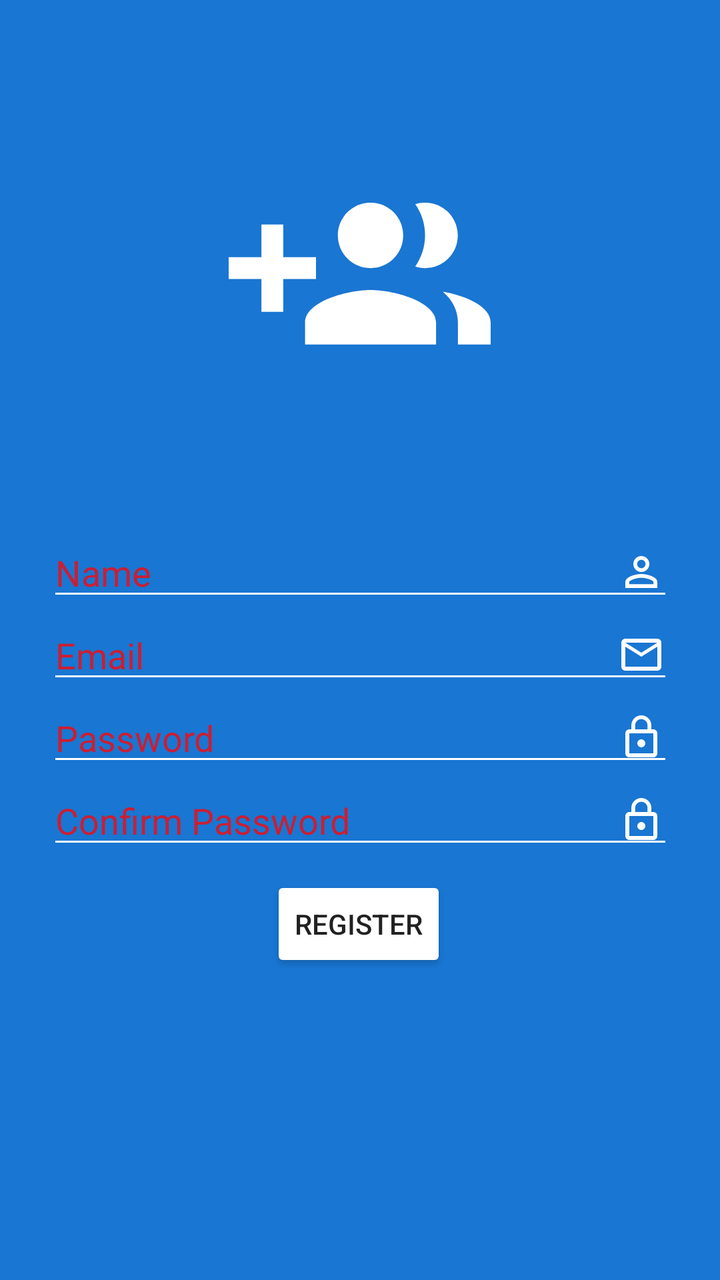
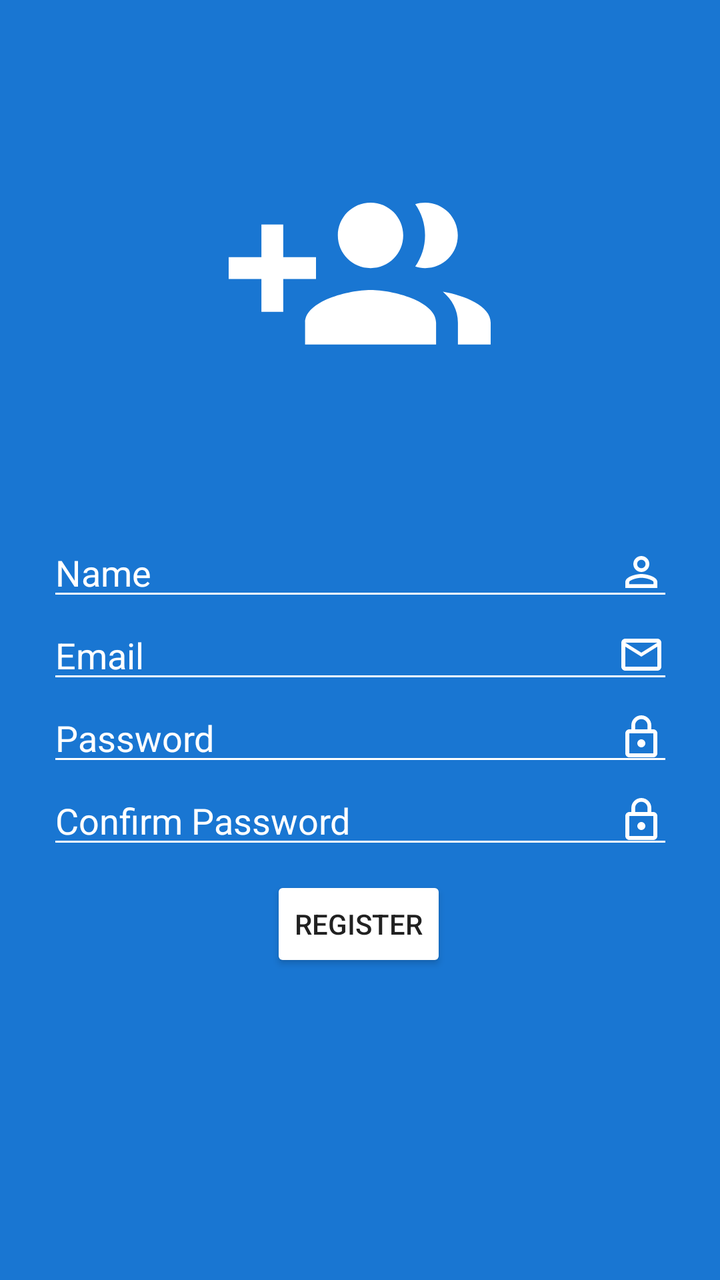

Two renders of the same Android screen: before a commit and after it. Below are the layout's source before the change and the commit's diff.
<!-- AndroidManifest.xml: application theme AppTheme -->
<!-- res/layout/activity_register.xml -->
<?xml version="1.0" encoding="utf-8"?>
<android.support.constraint.ConstraintLayout xmlns:android="http://schemas.android.com/apk/res/android"
    xmlns:app="http://schemas.android.com/apk/res-auto"
    android:id="@+id/registerLayout"
    android:layout_width="match_parent"
    android:layout_height="match_parent"
    android:background="@color/colorDarkPrimaryTint">

    <android.support.design.widget.AppBarLayout
        android:id="@+id/registerAppBar"
        android:layout_width="0dp"
        android:layout_height="wrap_content"
        android:background="@color/colorDarkPrimaryTint"
        android:fitsSystemWindows="true"
        app:elevation="0dip"
        app:layout_constraintEnd_toEndOf="parent"
        app:layout_constraintStart_toStartOf="parent"
        app:layout_constraintTop_toTopOf="parent"
        app:theme="@style/ThemeOverlay.AppCompat.Dark.ActionBar">

        <android.support.v7.widget.Toolbar
            android:id="@+id/toolbarRegister"
            android:layout_width="match_parent"
            android:layout_height="match_parent"
            app:titleTextColor="@color/colorPrimary" />

    </android.support.design.widget.AppBarLayout>


    <ImageView
        android:id="@+id/registerUserImage"
        android:layout_width="240dp"
        android:layout_height="131dp"
        android:layout_marginStart="8dp"
        android:layout_marginTop="8dp"
        android:layout_marginEnd="8dp"
        android:layout_marginBottom="8dp"
        android:contentDescription="@string/add_user"
        app:layout_constraintBottom_toTopOf="@+id/enteredRegisterUsername"
        app:layout_constraintEnd_toEndOf="parent"
        app:layout_constraintHorizontal_bias="0.496"
        app:layout_constraintStart_toStartOf="parent"
        app:layout_constraintTop_toTopOf="@+id/registerAppBar"
        app:layout_constraintVertical_bias="0.564"
        app:srcCompat="@drawable/add_people" />

    <EditText
        android:id="@+id/enteredRegisterUsername"
        android:layout_width="313dp"
        android:layout_height="wrap_content"
        android:layout_marginStart="8dp"
        android:layout_marginTop="208dp"
        android:layout_marginEnd="8dp"
        android:autofillHints=""
        android:backgroundTint="@android:color/white"
        android:drawableEnd="@drawable/person_outline"
        android:hint="@string/name"
        android:inputType="textPersonName|textCapWords"
        android:textColor="@android:color/white"
        android:textColorHighlight="@android:color/white"
        android:textColorHint="@color/colorDisabled"
        app:layout_constraintEnd_toEndOf="parent"
        app:layout_constraintStart_toStartOf="parent"
        app:layout_constraintTop_toBottomOf="@+id/registerAppBar" />

    <EditText
        android:id="@+id/enteredRegisterEmail"
        android:layout_width="313dp"
        android:layout_height="wrap_content"
        android:layout_marginStart="8dp"
        android:layout_marginEnd="8dp"
        android:autofillHints=""
        android:backgroundTint="@android:color/white"
        android:drawableEnd="@drawable/email_outline_white"
        android:hint="@string/email"
        android:inputType="textWebEmailAddress"
        android:textColor="@android:color/white"
        android:textColorHint="@color/colorDisabled"
        android:textColorLink="@color/colorPrimary"
        app:layout_constraintEnd_toEndOf="parent"
        app:layout_constraintStart_toStartOf="parent"
        app:layout_constraintTop_toBottomOf="@+id/enteredRegisterUsername" />

    <EditText
        android:id="@+id/enteredRegisterPassword"
        android:layout_width="313dp"
        android:layout_height="wrap_content"
        android:layout_marginStart="8dp"
        android:layout_marginEnd="8dp"
        android:autofillHints=""
        android:backgroundTint="@android:color/white"
        android:drawableEnd="@drawable/lock_outline_white"
        android:hint="@string/password"
        android:inputType="textPassword"
        android:textColor="@android:color/white"
        android:textColorHint="@color/colorDisabled"
        app:layout_constraintEnd_toEndOf="parent"
        app:layout_constraintStart_toStartOf="parent"
        app:layout_constraintTop_toBottomOf="@+id/enteredRegisterEmail" />

    <EditText
        android:id="@+id/enteredRegisterPasswordConfirm"
        android:layout_width="313dp"
        android:layout_height="wrap_content"
        android:layout_marginStart="8dp"
        android:layout_marginEnd="8dp"
        android:autofillHints=""
        android:backgroundTint="@android:color/white"
        android:drawableEnd="@drawable/lock_outline_white"
        android:hint="@string/passwordConfirm"
        android:inputType="textPassword"
        android:textColor="@android:color/white"
        android:textColorHint="@color/colorDisabled"
        app:layout_constraintEnd_toEndOf="parent"
        app:layout_constraintStart_toStartOf="parent"
        app:layout_constraintTop_toBottomOf="@+id/enteredRegisterPassword" />

    <Button
        android:id="@+id/registerButton"
        android:layout_width="wrap_content"
        android:layout_height="wrap_content"
        android:layout_marginTop="8dp"
        android:layout_marginBottom="8dp"
        android:backgroundTint="@android:color/white"
        android:text="@string/registerButton"
        app:layout_constraintBottom_toBottomOf="parent"
        app:layout_constraintEnd_toEndOf="parent"
        app:layout_constraintHorizontal_bias="0.498"
        app:layout_constraintStart_toStartOf="parent"
        app:layout_constraintTop_toBottomOf="@+id/enteredRegisterPasswordConfirm"
        app:layout_constraintVertical_bias="0.005" />

    <ProgressBar
        android:id="@+id/loadingRegisterIndicator"
        style="?android:attr/progressBarStyle"
        android:layout_width="wrap_content"
        android:layout_height="wrap_content"
        android:layout_marginStart="8dp"
        android:layout_marginTop="8dp"
        android:layout_marginEnd="8dp"
        android:layout_marginBottom="8dp"
        android:indeterminateTint="#FFFFFF"
        android:visibility="invisible"
        app:layout_constraintBottom_toBottomOf="parent"
        app:layout_constraintEnd_toEndOf="parent"
        app:layout_constraintHorizontal_bias="0.498"
        app:layout_constraintStart_toStartOf="parent"
        app:layout_constraintTop_toTopOf="parent"
        app:layout_constraintVertical_bias="0.311" />


</android.support.constraint.ConstraintLayout>
<!-- resources referenced by this layout -->
<resources>
  <color name="colorDarkPrimaryTint">#1976D2</color>
  <color name="colorDisabled">#C6FF0505</color>
  <color name="colorPrimary">#FFFFFF</color>
  <!-- drawable add_people (drawable) -->
  <vector android:height="24dp" android:tint="#FFFFFF"
      android:viewportHeight="24.0" android:viewportWidth="24.0"
      android:width="24dp" xmlns:android="http://schemas.android.com/apk/res/android">
      <path android:fillColor="#FF000000" android:pathData="M8,10L5,10L5,7L3,7v3L0,10v2h3v3h2v-3h3v-2zM18,11c1.66,0 2.99,-1.34 2.99,-3S19.66,5 18,5c-0.32,0 -0.63,0.05 -0.91,0.14 0.57,0.81 0.9,1.79 0.9,2.86s-0.34,2.04 -0.9,2.86c0.28,0.09 0.59,0.14 0.91,0.14zM13,11c1.66,0 2.99,-1.34 2.99,-3S14.66,5 13,5c-1.66,0 -3,1.34 -3,3s1.34,3 3,3zM19.62,13.16c0.83,0.73 1.38,1.66 1.38,2.84v2h3v-2c0,-1.54 -2.37,-2.49 -4.38,-2.84zM13,13c-2,0 -6,1 -6,3v2h12v-2c0,-2 -4,-3 -6,-3z"/>
  </vector>
  <!-- drawable email_outline_white (drawable) -->
  <vector android:height="24dp" android:tint="#FFFFFF"
      android:viewportHeight="24.0" android:viewportWidth="24.0"
      android:width="24dp" xmlns:android="http://schemas.android.com/apk/res/android">
      <path android:fillColor="#FF000000" android:pathData="M20,4L4,4c-1.1,0 -1.99,0.9 -1.99,2L2,18c0,1.1 0.9,2 2,2h16c1.1,0 2,-0.9 2,-2L22,6c0,-1.1 -0.9,-2 -2,-2zM20,18L4,18L4,8l8,5 8,-5v10zM12,11L4,6h16l-8,5z"/>
  </vector>
  <!-- drawable lock_outline_white (drawable) -->
  <vector android:height="24dp" android:tint="#FFFFFF"
      android:viewportHeight="24.0" android:viewportWidth="24.0"
      android:width="24dp" xmlns:android="http://schemas.android.com/apk/res/android">
      <path android:fillColor="#FF000000" android:pathData="M12,17c1.1,0 2,-0.9 2,-2s-0.9,-2 -2,-2 -2,0.9 -2,2 0.9,2 2,2zM18,8h-1L17,6c0,-2.76 -2.24,-5 -5,-5S7,3.24 7,6v2L6,8c-1.1,0 -2,0.9 -2,2v10c0,1.1 0.9,2 2,2h12c1.1,0 2,-0.9 2,-2L20,10c0,-1.1 -0.9,-2 -2,-2zM8.9,6c0,-1.71 1.39,-3.1 3.1,-3.1s3.1,1.39 3.1,3.1v2L8.9,8L8.9,6zM18,20L6,20L6,10h12v10z"/>
  </vector>
  <!-- drawable person_outline (drawable) -->
  <vector xmlns:android="http://schemas.android.com/apk/res/android"
          android:width="24dp"
          android:height="24dp"
          android:viewportWidth="24.0"
          android:viewportHeight="24.0">
      <path
          android:fillColor="@android:color/white"
          android:pathData="M12,5.9c1.16,0 2.1,0.94 2.1,2.1s-0.94,2.1 -2.1,2.1S9.9,9.16 9.9,8s0.94,-2.1 2.1,-2.1m0,9c2.97,0 6.1,1.46 6.1,2.1v1.1L5.9,18.1L5.9,17c0,-0.64 3.13,-2.1 6.1,-2.1M12,4C9.79,4 8,5.79 8,8s1.79,4 4,4 4,-1.79 4,-4 -1.79,-4 -4,-4zM12,13c-2.67,0 -8,1.34 -8,4v3h16v-3c0,-2.66 -5.33,-4 -8,-4z"/>
  </vector>
  <string name="add_user">Add User</string>
  <string name="email">Email</string>
  <string name="name">Name</string>
  <string name="password">Password</string>
  <string name="passwordConfirm">Confirm Password</string>
  <string name="registerButton">Register</string>
  <style name="AppTheme" parent="Theme.AppCompat.Light.NoActionBar">
          
          <item name="colorPrimary">@color/colorPrimary</item>
          <item name="colorPrimaryDark">@color/colorPrimaryDark</item>
          <item name="colorAccent">@color/colorAccent</item>
          <item name="android:statusBarColor">@color/colorDarkPrimaryTint</item>
      </style>
  <color name="colorPrimaryDark">#000000</color>
  <color name="colorAccent">#1976D2</color>
</resources>

<!-- the commit's change to res/layout/activity_register.xml (unified diff, before → after) -->
@@ -58,7 +58,7 @@
         android:inputType="textPersonName|textCapWords"
         android:textColor="@android:color/white"
         android:textColorHighlight="@android:color/white"
-        android:textColorHint="@color/colorDisabled"
+        android:textColorHint="@color/colorPrimary"
         app:layout_constraintEnd_toEndOf="parent"
         app:layout_constraintStart_toStartOf="parent"
         app:layout_constraintTop_toBottomOf="@+id/registerAppBar" />
@@ -75,7 +75,7 @@
         android:hint="@string/email"
         android:inputType="textWebEmailAddress"
         android:textColor="@android:color/white"
-        android:textColorHint="@color/colorDisabled"
+        android:textColorHint="@color/colorPrimary"
         android:textColorLink="@color/colorPrimary"
         app:layout_constraintEnd_toEndOf="parent"
         app:layout_constraintStart_toStartOf="parent"
@@ -93,7 +93,7 @@
         android:hint="@string/password"
         android:inputType="textPassword"
         android:textColor="@android:color/white"
-        android:textColorHint="@color/colorDisabled"
+        android:textColorHint="@color/colorPrimary"
         app:layout_constraintEnd_toEndOf="parent"
         app:layout_constraintStart_toStartOf="parent"
         app:layout_constraintTop_toBottomOf="@+id/enteredRegisterEmail" />
@@ -110,7 +110,7 @@
         android:hint="@string/passwordConfirm"
         android:inputType="textPassword"
         android:textColor="@android:color/white"
-        android:textColorHint="@color/colorDisabled"
+        android:textColorHint="@color/colorPrimary"
         app:layout_constraintEnd_toEndOf="parent"
         app:layout_constraintStart_toStartOf="parent"
         app:layout_constraintTop_toBottomOf="@+id/enteredRegisterPassword" />
<!-- resource entries referenced after the edit -->
@@ -1,7 +1,6 @@
 <!-- resources referenced by this layout -->
 <resources>
   <color name="colorDarkPrimaryTint">#1976D2</color>
-  <color name="colorDisabled">#C6FF0505</color>
   <color name="colorPrimary">#FFFFFF</color>
   <!-- drawable add_people (drawable) -->
   <vector android:height="24dp" android:tint="#FFFFFF"
